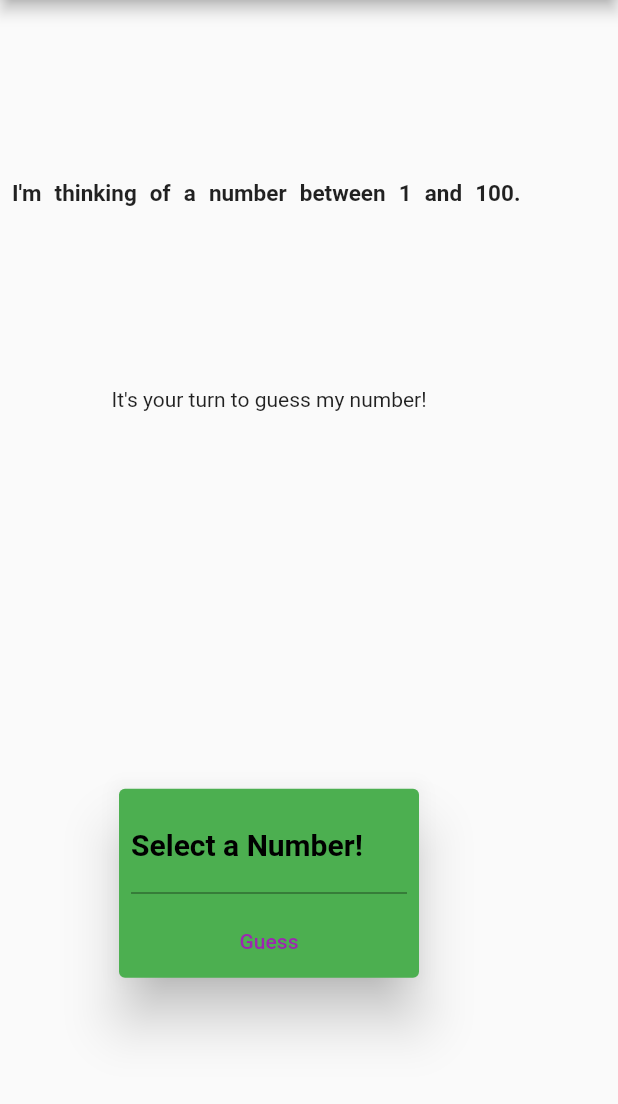
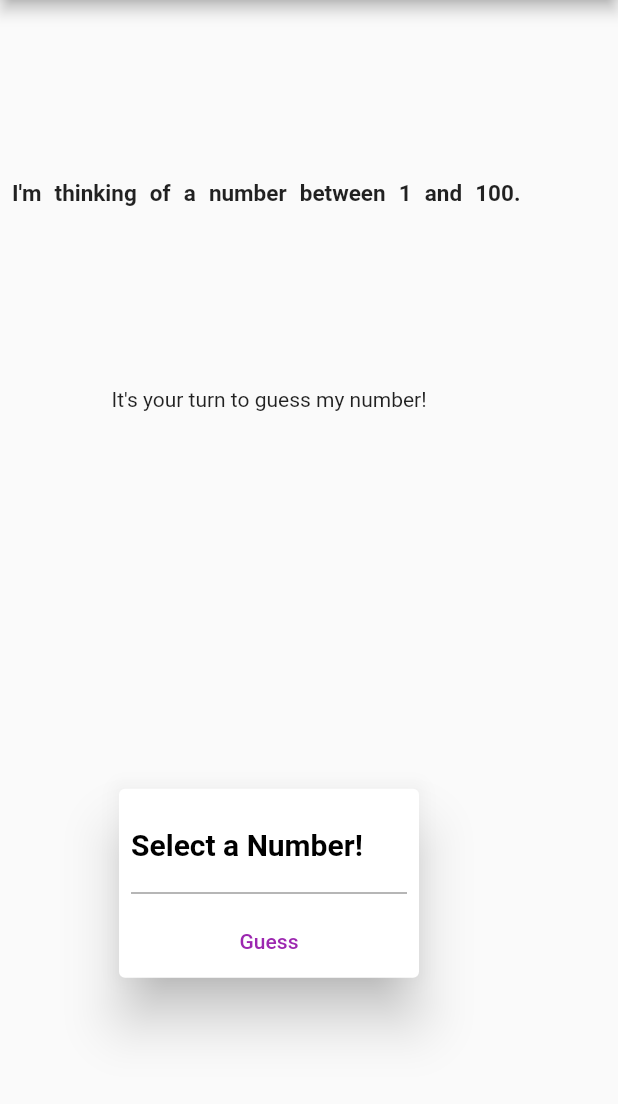
Before and after one commit to Alexyou1993/Guess-a-number-Game, a Flutter app: the screen it shows after launch, on a phone screen of 412 x 824 dp, the part 84-1188 px from its top. Run offline on Flutter 3.47's test engine with Material 2 defaults, Android fonts, the phone set to English and light mode, and no system bars.

```diff
--- a/lib/main.dart
+++ b/lib/main.dart
@@ -76,7 +76,6 @@ class _TutorialHomeState extends State<TutorialHome> {
             ),
           ),
           Card(
-            color: Colors.green,
             elevation: 15,
             child: SingleChildScrollView(
               child: Column(
```
Also changed, not shown: pubspec.lock, 1 other file.
